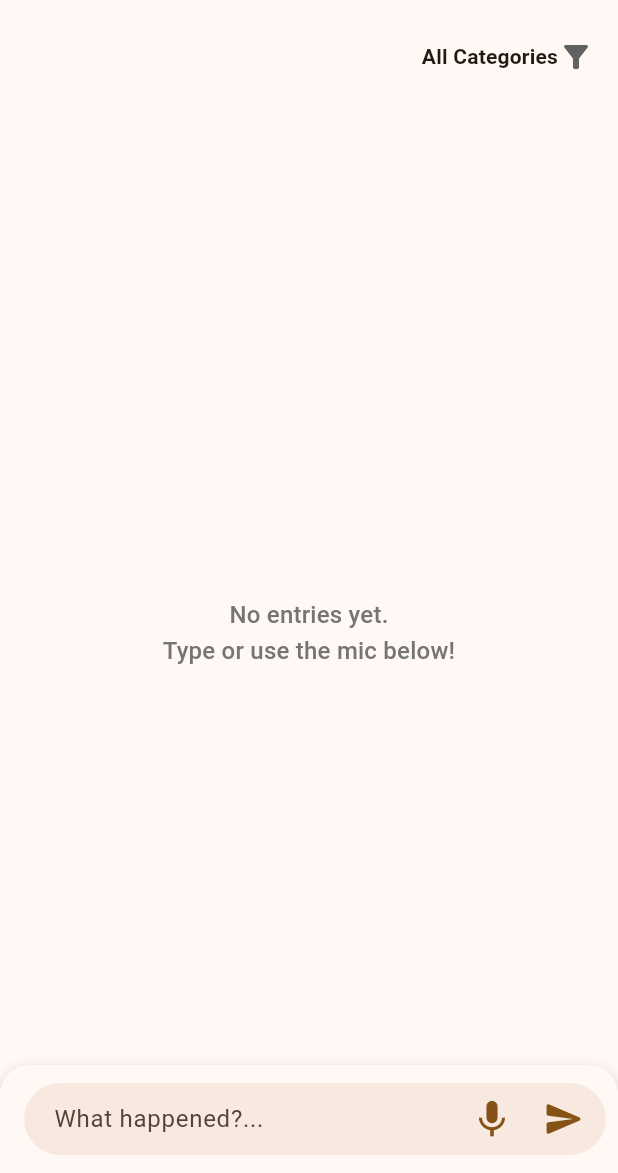
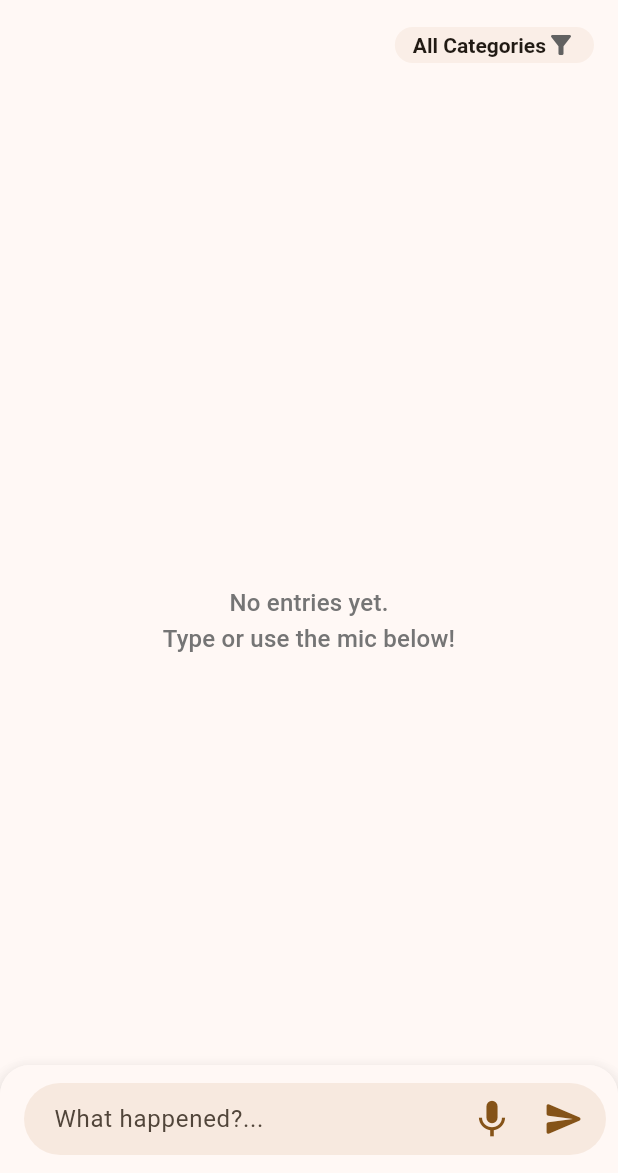
Before and after one commit to AndrewBert/log-everything, a Flutter app: the screen it shows after launch, on a phone screen of 412 x 824 dp, the part 63-1236 px from its top. Run offline on Flutter 3.47's test engine with Material 3 defaults, Android fonts, the phone set to English and light mode, and no system bars; our stand-ins replace flutter_bloc, flutter_dotenv, permission_handler, shared_preferences; missing offline and left inert: record.

Commit message:
feat: Enhance filter section with improved padding and styled dropdown

```diff
--- a/lib/screens/home_screen.dart
+++ b/lib/screens/home_screen.dart
@@ -574,7 +574,12 @@ Entries using this category will be moved to "Misc".''',
 
   Widget _buildFilterSection() {
     return Padding(
-      padding: const EdgeInsets.only(left: 16.0, right: 16.0),
+      padding: const EdgeInsets.only(
+        top: 4.0,
+        bottom: 4.0, // Added a little bottom padding
+        left: 16.0,
+        right: 16.0,
+      ),
       child: Row(
         mainAxisAlignment: MainAxisAlignment.end, // Align content to the right
         crossAxisAlignment: CrossAxisAlignment.center,
@@ -601,10 +606,30 @@ Entries using this category will be moved to "Misc".''',
                 currentDisplayValue = 'All Categories';
               }
 
-              return DropdownButton<String>(
+              // Wrap DropdownButton in a styled Container
+              return Container(
+                padding: const EdgeInsets.symmetric(
+                  horizontal: 12.0,
+                  vertical: 0,
+                ), // Adjust padding inside the container
+                decoration: BoxDecoration(
+                  color: Theme.of(context).colorScheme.surfaceVariant
+                      .withOpacity(0.4), // Subtle background
+                  borderRadius: BorderRadius.circular(20.0), // Rounded corners
+                ),
+                child: DropdownButtonHideUnderline(
+                  // Hide default underline here
+                  child: DropdownButton<String>(
                     value: currentDisplayValue,
-                underline: Container(), // Hides the default underline
-                icon: const Icon(Icons.filter_list_alt),
+                    icon: const Icon(
+                      Icons.filter_list_alt,
+                      size: 20,
+                    ), // Slightly smaller icon
+                    style: TextStyle(
+                      // Base style for dropdown text
+                      fontSize: 14,
+                      color: Theme.of(context).textTheme.bodyLarge?.color,
+                    ),
                     items:
                         dropdownCategories.map((String category) {
                           return DropdownMenuItem<String>(
@@ -612,11 +637,11 @@ Entries using this category will be moved to "Misc".''',
                             child: Text(
                               category,
                               style: TextStyle(
+                                // Style applied within item
                                 fontWeight:
                                     category == currentDisplayValue
                                         ? FontWeight.bold
                                         : FontWeight.normal,
-                            fontSize: 14,
                               ),
                               overflow: TextOverflow.ellipsis,
                             ),
@@ -640,6 +665,9 @@ Entries using this category will be moved to "Misc".''',
                         }
                       }
                     },
+                    isDense: true,
+                  ),
+                ),
               );
             },
           ),
```
Lines whose indentation alone changed are shown as unchanged.
